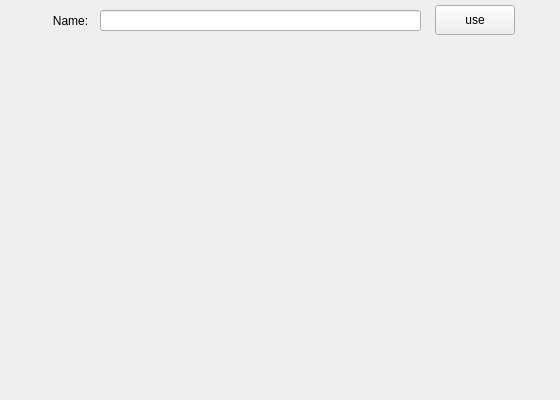
Before: the Qt Designer form src/Applications/TransferFunctions/Ui/TFAbstractHolder.ui in JanKolomaznik/MedV4D, drawn with Qt 5.
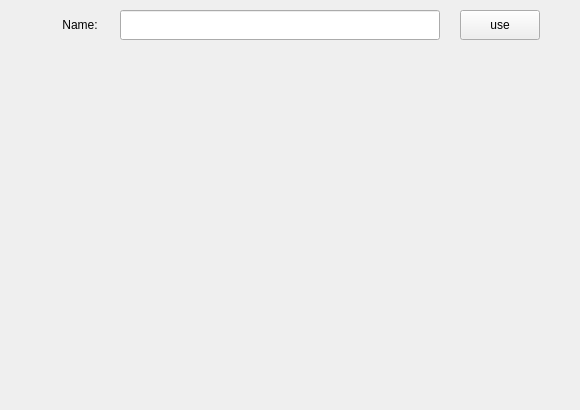
After: the same form once the commit is applied. Icons and pictures are not drawn.

```diff
--- a/src/Applications/TransferFunctions/Ui/TFAbstractHolder.ui
+++ b/src/Applications/TransferFunctions/Ui/TFAbstractHolder.ui
@@ -6,8 +6,8 @@
    <rect>
     <x>0</x>
     <y>0</y>
-    <width>560</width>
-    <height>400</height>
+    <width>580</width>
+    <height>410</height>
    </rect>
   </property>
   <property name="windowTitle">
@@ -20,12 +20,18 @@
   <widget class="QPushButton" name="use">
    <property name="geometry">
     <rect>
-     <x>435</x>
-     <y>5</y>
+     <x>460</x>
+     <y>10</y>
      <width>80</width>
      <height>30</height>
     </rect>
    </property>
+   <property name="sizePolicy">
+    <sizepolicy hsizetype="Fixed" vsizetype="Fixed">
+     <horstretch>0</horstretch>
+     <verstretch>0</verstretch>
+    </sizepolicy>
+   </property>
    <property name="text">
     <string>use</string>
    </property>
@@ -33,28 +39,40 @@
   <widget class="QLineEdit" name="name">
    <property name="geometry">
     <rect>
-     <x>100</x>
+     <x>120</x>
      <y>10</y>
-     <width>321</width>
-     <height>21</height>
+     <width>320</width>
+     <height>30</height>
     </rect>
    </property>
+   <property name="sizePolicy">
+    <sizepolicy hsizetype="Fixed" vsizetype="Fixed">
+     <horstretch>0</horstretch>
+     <verstretch>0</verstretch>
+    </sizepolicy>
+   </property>
    <property name="text">
     <string/>
    </property>
    <property name="alignment">
-    <set>Qt::AlignCenter</set>
+    <set>Qt::AlignLeading|Qt::AlignLeft|Qt::AlignVCenter</set>
    </property>
   </widget>
   <widget class="QLabel" name="nameLabel">
    <property name="geometry">
     <rect>
      <x>40</x>
-     <y>0</y>
-     <width>61</width>
-     <height>41</height>
+     <y>10</y>
+     <width>80</width>
+     <height>30</height>
     </rect>
    </property>
+   <property name="sizePolicy">
+    <sizepolicy hsizetype="Fixed" vsizetype="Fixed">
+     <horstretch>0</horstretch>
+     <verstretch>0</verstretch>
+    </sizepolicy>
+   </property>
    <property name="text">
     <string>Name:</string>
    </property>
```
